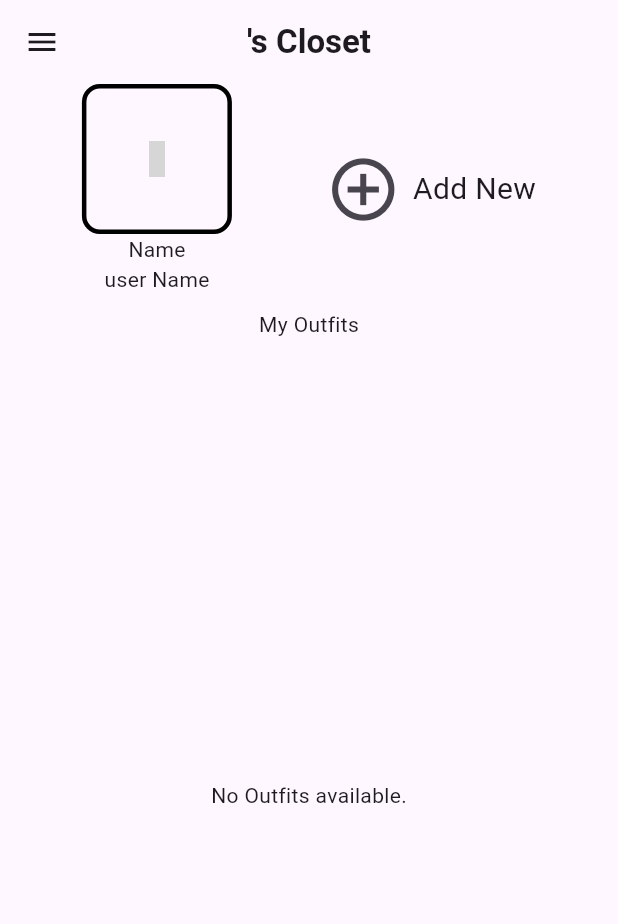
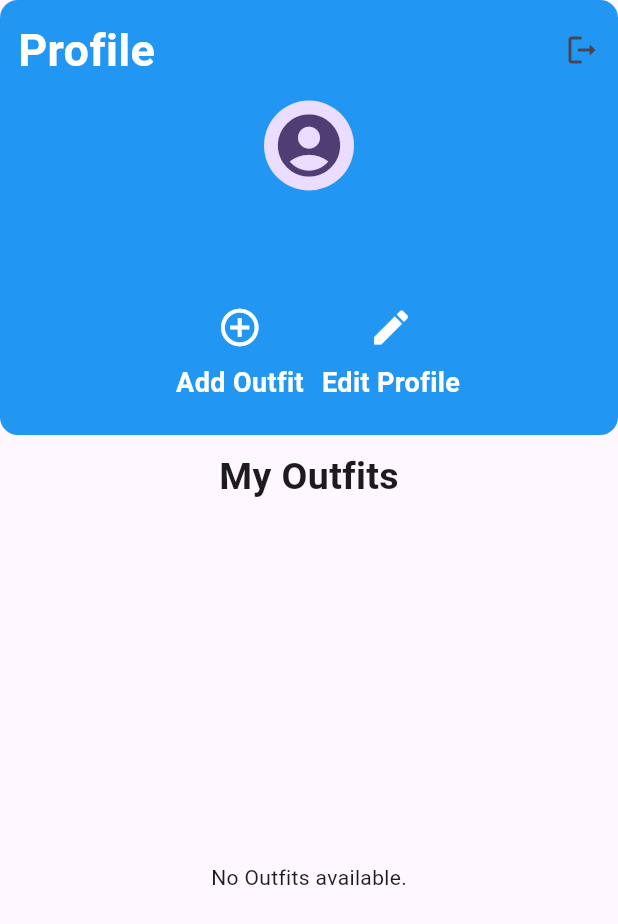
Before and after one commit to soham603/closett_app, a Flutter app: the HomeScreen screen opened directly, on a phone screen of 412 x 824 dp. Shown: the top 924 px of the screen. Run offline on Flutter 3.47's test engine with Material 3 defaults, Android fonts, the light colour scheme and no system bars; our stand-ins replace cloud_firestore, file_picker, firebase_auth, firebase_core, firebase_storage, font_awesome_flutter and 2 more; missing offline and left inert: searchbar_animation; accounts and stored records are empty; network calls fail; grey boxes are pictures that could not be loaded.

Commit message:
suraj change kar

```diff
--- a/lib/screens/add_prod.dart
+++ b/lib/screens/add_prod.dart
@@ -71,6 +71,7 @@ class _UploadVideoState extends State<UploadVideo> {
       'title': titleController.text,
       'description': descriptionController.text,
       'image': urlDownload,
+      'isPressed': false,
     });
 
     // after upload setting controllers to null for next upload
--- a/lib/screens/home_screen.dart
+++ b/lib/screens/home_screen.dart
@@ -2,10 +2,8 @@ import 'dart:async';
 import 'package:cloud_firestore/cloud_firestore.dart';
 import 'package:firebase_auth/firebase_auth.dart';
 import 'package:flutter/material.dart';
-import 'package:iconsax/iconsax.dart';
-import 'package:intern_asgn_persist/auths/auth_page.dart';
+import 'package:intern_asgn_persist/models/my_outfit.dart';
 import 'package:intern_asgn_persist/screens/add_prod.dart';
-import 'package:intern_asgn_persist/models/my_outfit.dart';
 
 class HomeScreen extends StatefulWidget {
   const HomeScreen({Key? key});
@@ -40,92 +38,152 @@ class _HomeScreenState extends State<HomeScreen> {
   @override
   Widget build(BuildContext context) {
     return Scaffold(
-      appBar: AppBar(
-        centerTitle: true,
-        title: SingleChildScrollView(
-          scrollDirection: Axis.horizontal,
-          child: Row(
-            mainAxisAlignment: MainAxisAlignment.center,
-            children: [
-              FutureBuilder<DocumentSnapshot<Map<String, dynamic>>>(
-                future: getUserDetails(),
-                builder: (context, snapshot) {
-                  // loading
-                  if (snapshot.connectionState == ConnectionState.waiting) {
-                    return const Center(
-                      child: CircularProgressIndicator(),
-                    );
-                  }
-                  // error
-                  else if (snapshot.hasError) {
-                    return Text("Error: ${snapshot.error}");
-                  }
-                  // data received
-                  else if (snapshot.hasData) {
-                    // extract data
-                    Map<String, dynamic>? user = snapshot.data!.data();
-                    if (user == null) {
-                      return const Text("Error: User data is null");
-                    }
-                    return Text(
-                      "${user['name']}'s Closet" ?? "No Email",
-                      style: const TextStyle(
-                          fontSize: 22, fontWeight: FontWeight.bold),
-                    );
-                  } else {
-                    return const Text("Unknown error occurred");
-                  }
-                },
-              ),
-            ],
-          ),
-        ),
-      ),
       drawer: Drawer(
         child: ElevatedButton(onPressed: signOut, child: const Text("Signout")),
       ),
       body: Column(
         children: [
-          Row(
-            mainAxisAlignment: MainAxisAlignment.spaceEvenly,
-            children: [
+          // Row(
+          //   mainAxisAlignment: MainAxisAlignment.spaceEvenly,
+          //   children: [
+          //     Container(
+          //       child: Column(
+          //         children: [
+          //           Container(
+          //             height: 100,
+          //             width: 100,
+          //             decoration: BoxDecoration(
+          //               borderRadius: BorderRadius.circular(12),
+          //               border: Border.all(color: Colors.black, width: 3),
+          //             ),
+          //             child: const Icon(Iconsax.profile_circle),
+          //           ),
+          //           const Text("Name"),
+          //           const Text("user Name"),
+          //         ],
+          //       ),
+          //     ),
+          //
+          //
+          //     Container(
+          //       child: Row(
+          //         children: [
+          //           IconButton(
+          //             onPressed: () {
+          //               Navigator.push(
+          //                 context,
+          //                 MaterialPageRoute(builder: (context) => const UploadVideo()),
+          //               );
+          //             },
+          //             icon: const Icon(Icons.add_circle_outline_outlined, size: 50),
+          //           ),
+          //           const Text("Add New", style: TextStyle(fontSize: 20)),
+          //         ],
+          //       ),
+          //     ),
+          //   ],
+          // ),
+
+
           Container(
+            height: 290,
+            width: double.infinity,
+            decoration: BoxDecoration(
+              color: Colors.blue,
+              borderRadius: BorderRadius.circular(12),
+            ),
             child: Column(
               children: [
-                    Container(
-                      height: 100,
-                      width: 100,
-                      decoration: BoxDecoration(
-                        borderRadius: BorderRadius.circular(12),
-                        border: Border.all(color: Colors.black, width: 3),
+                Row(
+                  children: [
+                    const Padding(
+                      padding: EdgeInsets.all(12.0),
+                      child: Text(
+                        'Profile',
+                        style: TextStyle(
+                          color: Colors.white,
+                          fontWeight: FontWeight.bold,
+                          fontSize: 30,
                         ),
-                      child: const Icon(Iconsax.profile_circle),
                       ),
-                    const Text("Name"),
-                    const Text("user Name"),
+                    ),
+                    const Spacer(), // Use Spacer to push the following widget to the end
+                    IconButton(
+                      onPressed: signOut,
+                      icon: const Icon(Icons.logout_rounded),
+                    ),
+                  ],
+                ),
+
+                const Center(
+                  child: CircleAvatar(
+                    child: Icon(Icons.account_circle, size: 50),
+                    radius: 30,
+                  ),
+                ),
+                const SizedBox(height: 5,),
+                FutureBuilder(
+                  future: getUserDetails(),
+                  builder: (context, AsyncSnapshot<DocumentSnapshot<Map<String, dynamic>>> snapshot) {
+                    if (snapshot.connectionState == ConnectionState.waiting) {
+                      return const CircularProgressIndicator();
+                    }
+                    if (snapshot.hasError) {
+                      return Text('Error: ${snapshot.error}');
+                    }
+                    if (!snapshot.hasData || snapshot.data == null) {
+                      return const Text('User data not available.');
+                    }
+
+                    var userData = snapshot.data!.data();
+                    String name = userData?['name'] ?? '';
+                    String email = userData?['email'] ?? '';
+
+                    return Column(
+                      children: [
+                        Text(
+                          name,
+                          style: const TextStyle(color: Colors.white, fontSize: 20),
+                        ),
+                        Text(
+                          email,
+                          style: const TextStyle(color: Colors.white, fontSize: 16),
+                        ),
+                      ],
+                    );
+                  },
+                ),
+                const SizedBox(height: 10,),
+                Row(
+                  mainAxisAlignment: MainAxisAlignment.center,
+                  children: [
+                    Padding(
+                      padding: const EdgeInsets.symmetric(horizontal: 12),
+                      child: Column(
+                        children: [
+                          IconButton(onPressed: () {
+                            Navigator.push(context, MaterialPageRoute(builder: (context) => const UploadVideo()));
+                          }, icon: const Icon(Icons.add_circle_outline_outlined, color: Colors.white,size: 30,)),
+                          const Text('Add Outfit', style: TextStyle(fontWeight: FontWeight.bold, color: Colors.white, fontSize: 18),),
                         ],
                       ),
                     ),
-              Container(
-                child: Row(
+                    Column(
                       children: [
-                    IconButton(
-                      onPressed: () {
-                        Navigator.push(
-                          context,
-                          MaterialPageRoute(builder: (context) => const UploadVideo()),
-                        );
-                      },
-                      icon: const Icon(Icons.add_circle_outline_outlined, size: 50),
+                        IconButton(onPressed: () {}, icon: const Icon(Icons.edit, color: Colors.white,size: 30,)),
+                        const Text('Edit Profile', style: TextStyle(fontWeight: FontWeight.bold, color: Colors.white, fontSize: 18),),
+                      ],
                     ),
-                    const Text("Add New", style: TextStyle(fontSize: 20)),
+                  ],
+                ),
               ],
             ),
           ),
-            ],
-          ),
+
+
+
           const SizedBox(height: 10),
-          const Text("My Outfits"),
+          const Text("My Outfits", style: TextStyle(fontSize: 25, fontWeight: FontWeight.bold)),
           const SizedBox(height: 10),
           Expanded(
             child: StreamBuilder(
@@ -159,10 +217,13 @@ class _HomeScreenState extends State<HomeScreen> {
                     DocumentSnapshot document = snapshot.data!.docs[index];
                     Map<String, dynamic> data = document.data() as Map<String, dynamic>;
 
-                    return VideoCard(
+                    return Padding(
+                      padding: const EdgeInsets.symmetric(horizontal: 5),
+                      child: VideoCard(
                         image: data['image'] ?? '',
                         title: data['title'] ?? '',
                         description: data['description'] ?? '',
+                      ),
                     );
                   },
                 );
--- a/pubspec.yaml
+++ b/pubspec.yaml
@@ -46,6 +46,7 @@ dependencies:
   motion_tab_bar: ^2.0.4
   font_awesome_flutter: ^10.7.0
   searchbar_animation: ^0.0.4
+  provider: ^6.1.1
 
 dev_dependencies:
   flutter_test:
@@ -70,8 +71,8 @@ flutter:
   uses-material-design: true
 
   # To add assets to your application, add an assets section, like this:
-  # assets:
-  #   - images/a_dot_burr.jpeg
+  assets:
+     - assets/
   #   - images/a_dot_ham.jpeg
 
   # An image asset can refer to one or more resolution-specific "variants", see
```
Also changed, not shown: lib/main.dart (+11 -6 lines), lib/models/discover_cards.dart (+127 -19 lines), lib/models/saved_prod.dart (added, +17 -0 lines), lib/screens/chats.dart (+14 -9 lines), lib/screens/discover.dart (+32 -11 lines), lib/screens/liked_prods.dart (+66 -8 lines), pubspec.lock. Lines whose indentation alone changed are shown as unchanged.
